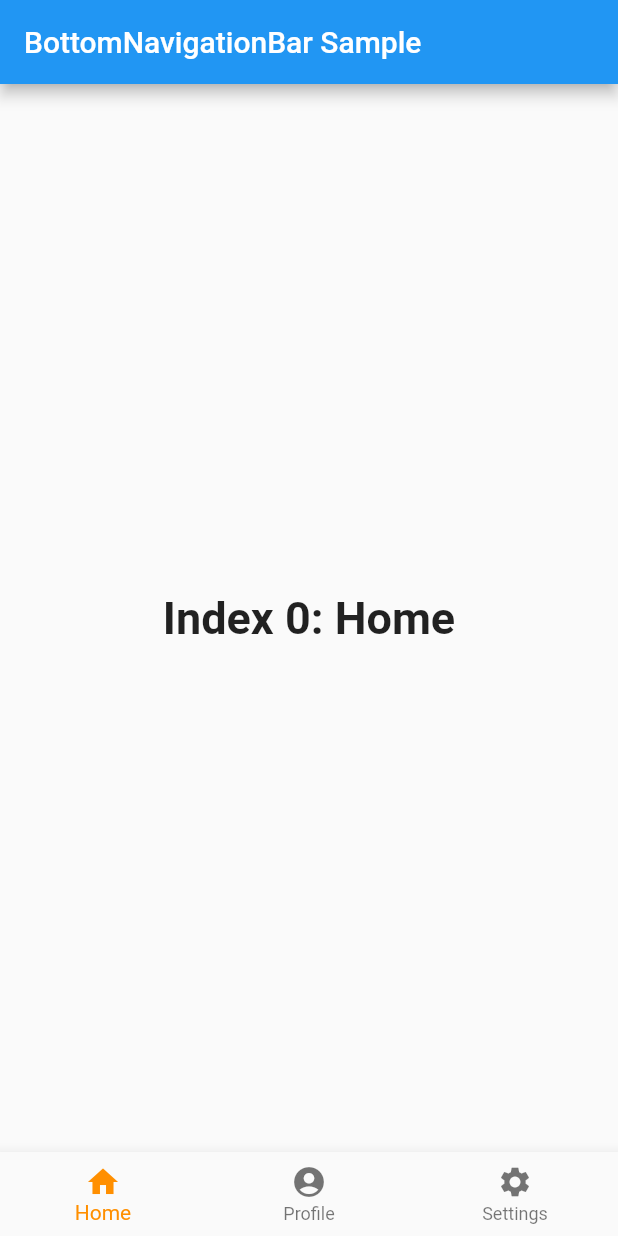
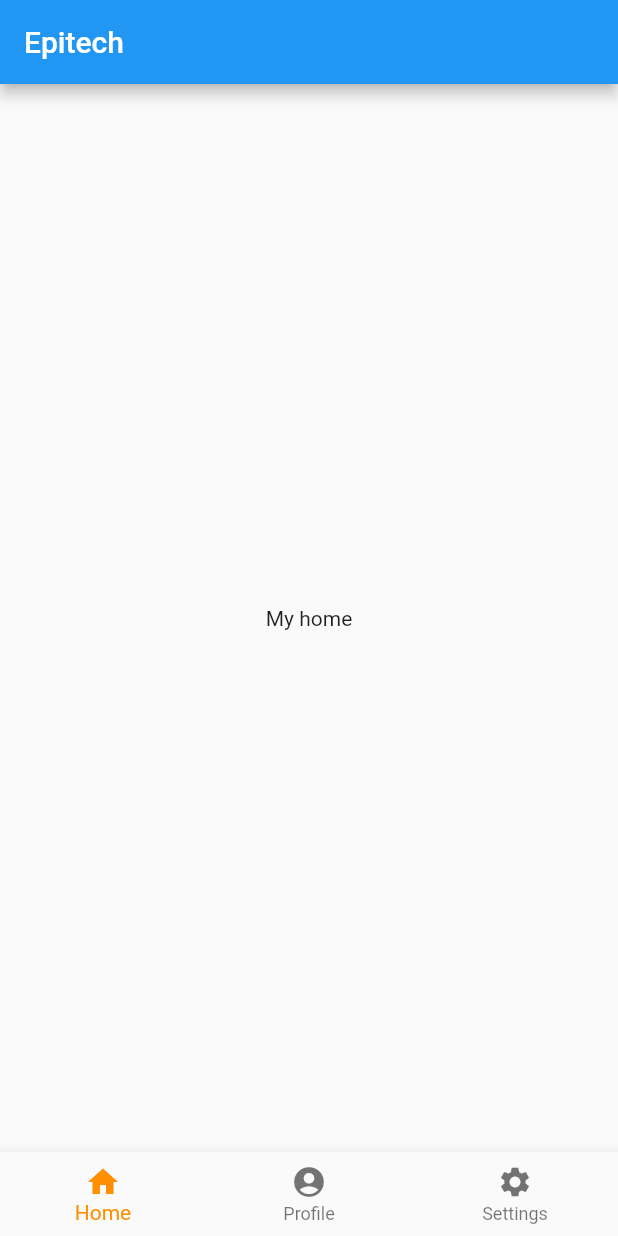
Before and after one commit to Mickeybab/flutter-part1, a Flutter app: the screen it shows after launch, on a phone screen of 412 x 824 dp. Run offline on Flutter 3.47's test engine with Material 2 defaults, Android fonts, the light colour scheme and no system bars.

Commit message:
Add pages

```diff
--- /dev/null
+++ b/lib/components/home.dart
@@ -0,0 +1,10 @@
+import 'package:flutter/material.dart';
+
+class Home extends StatelessWidget {
+  @override
+  Widget build(BuildContext context) {
+    return Text(
+      'My home',
+    );
+  }
+}
--- /dev/null
+++ b/lib/components/profile.dart
@@ -0,0 +1,10 @@
+import 'package:flutter/material.dart';
+
+class Profile extends StatelessWidget {
+  @override
+  Widget build(BuildContext context) {
+    return Text(
+      'My profile',
+    );
+  }
+}
--- /dev/null
+++ b/lib/components/settings.dart
@@ -0,0 +1,10 @@
+import 'package:flutter/material.dart';
+
+class Settings extends StatelessWidget {
+  @override
+  Widget build(BuildContext context) {
+    return Text(
+      'My settings',
+    );
+  }
+}
--- a/lib/main.dart
+++ b/lib/main.dart
@@ -1,10 +1,13 @@
 import 'package:flutter/material.dart';
+import 'components/home.dart';
+import 'components/profile.dart';
+import 'components/settings.dart';
 
 void main() => runApp(MyApp());
 
 /// This is the main application widget.
 class MyApp extends StatelessWidget {
-  static const String _title = 'Flutter Code Sample';
+  static const String _title = 'Epitech';
 
   @override
   Widget build(BuildContext context) {
@@ -26,21 +29,11 @@ class MyStatefulWidget extends StatefulWidget {
 /// This is the private State class that goes with MyStatefulWidget.
 class _MyStatefulWidgetState extends State<MyStatefulWidget> {
   int _selectedIndex = 0;
-  static const TextStyle optionStyle =
-      TextStyle(fontSize: 30, fontWeight: FontWeight.bold);
-  static const List<Widget> _widgetOptions = <Widget>[
-    Text(
-      'Index 0: Home',
-      style: optionStyle,
-    ),
-    Text(
-      'Index 1: Business',
-      style: optionStyle,
-    ),
-    Text(
-      'Index 2: School',
-      style: optionStyle,
-    ),
+
+  static List<Widget> _widgetOptions = <Widget>[
+    Home(),
+    Profile(),
+    Settings()
   ];
 
   void _onItemTapped(int index) {
@@ -53,7 +46,7 @@ class _MyStatefulWidgetState extends State<MyStatefulWidget> {
   Widget build(BuildContext context) {
     return Scaffold(
       appBar: AppBar(
-        title: const Text('BottomNavigationBar Sample'),
+        title: const Text('Epitech'),
       ),
       body: Center(
         child: _widgetOptions.elementAt(_selectedIndex),
```
